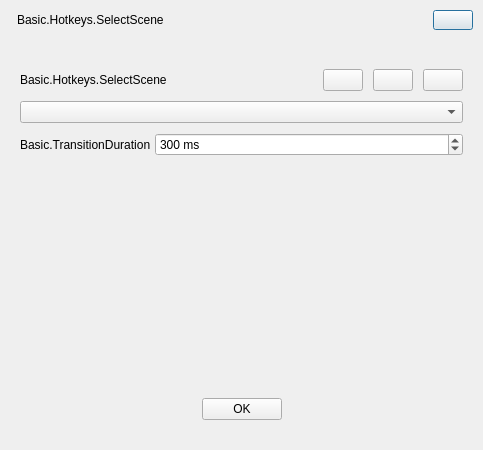
This is src/prism/main/forms/PLSSceneTransitionsView.ui in naver/prism-live-studio as Qt 5 draws it before an edit. The edited form follows.
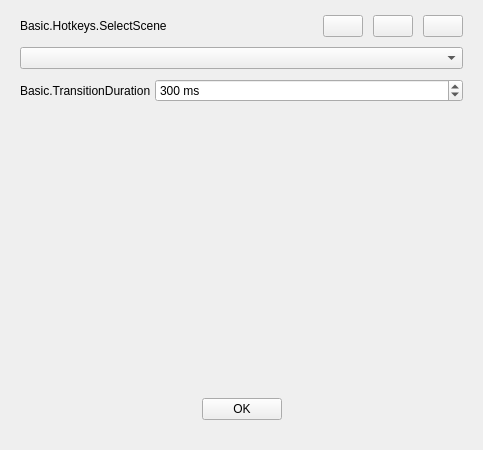
This is the edited form. Custom widgets are drawn as their Qt base class.

Diff of the .ui file:
```diff
--- a/src/prism/main/forms/PLSSceneTransitionsView.ui
+++ b/src/prism/main/forms/PLSSceneTransitionsView.ui
@@ -1,7 +1,7 @@
 <?xml version="1.0" encoding="UTF-8"?>
 <ui version="4.0">
  <class>PLSSceneTransitionsView</class>
- <widget class="QDialog" name="PLSSceneTransitionsView">
+ <widget class="QWidget" name="PLSSceneTransitionsView">
   <property name="geometry">
    <rect>
     <x>0</x>
@@ -29,73 +29,6 @@
    <property name="bottomMargin">
     <number>0</number>
    </property>
-   <item>
-    <widget class="QWidget" name="widget" native="true">
-     <property name="minimumSize">
-      <size>
-       <width>0</width>
-       <height>40</height>
-      </size>
-     </property>
-     <property name="maximumSize">
-      <size>
-       <width>16777215</width>
-       <height>40</height>
-      </size>
-     </property>
-     <layout class="QHBoxLayout" name="horizontalLayout_2">
-      <property name="spacing">
-       <number>0</number>
-      </property>
-      <property name="leftMargin">
-       <number>17</number>
-      </property>
-      <property name="topMargin">
-       <number>10</number>
-      </property>
-      <property name="rightMargin">
-       <number>10</number>
-      </property>
-      <property name="bottomMargin">
-       <number>10</number>
-      </property>
-      <item>
-       <widget class="QLabel" name="sceneLabel">
-        <property name="text">
-         <string>Basic.Hotkeys.SelectScene</string>
-        </property>
-       </widget>
-      </item>
-      <item>
-       <spacer name="horizontalSpacer_4">
-        <property name="orientation">
-         <enum>Qt::Horizontal</enum>
-        </property>
-        <property name="sizeHint" stdset="0">
-         <size>
-          <width>271</width>
-          <height>17</height>
-         </size>
-        </property>
-       </spacer>
-      </item>
-      <item>
-       <widget class="QPushButton" name="closeBtn">
-        <property name="text">
-         <string/>
-        </property>
-       </widget>
-      </item>
-     </layout>
-    </widget>
-   </item>
-   <item>
-    <widget class="QLabel" name="seperatorLabel">
-     <property name="text">
-      <string/>
-     </property>
-    </widget>
-   </item>
    <item>
     <spacer name="verticalSpacer_2">
      <property name="orientation">
```
